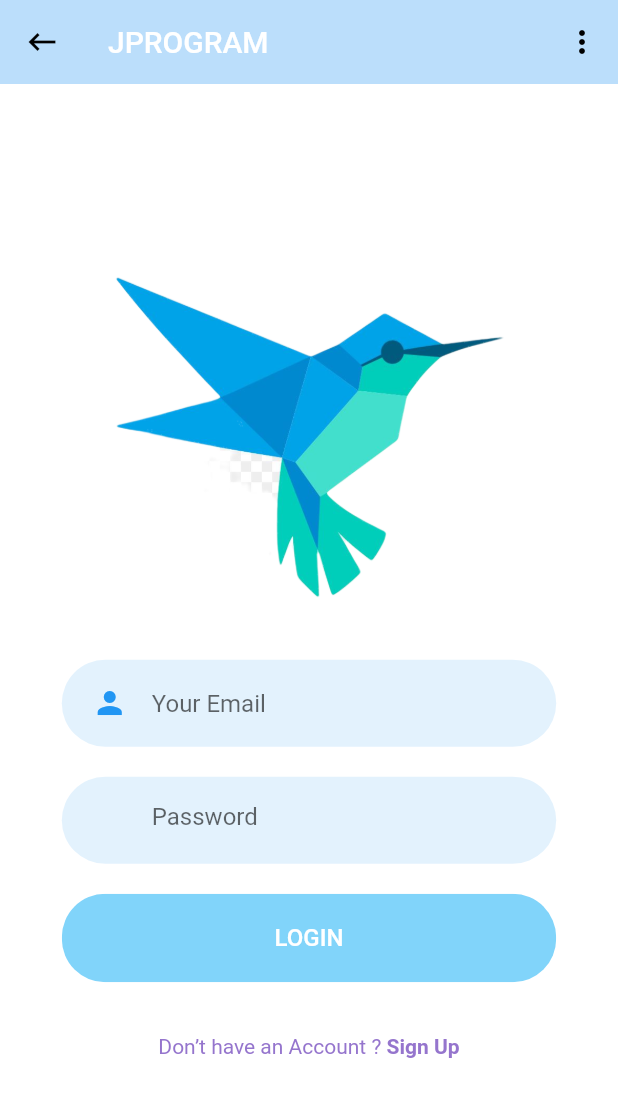
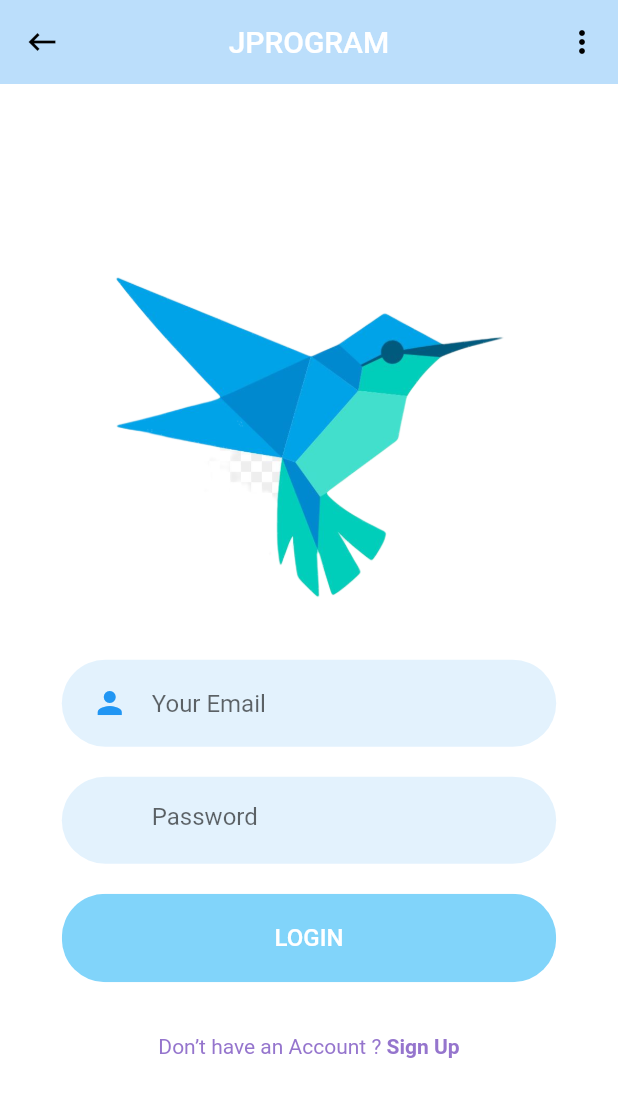
Before and after one commit to Flutter-Studies/JProgramApp, a Flutter app: the LoginScreen screen opened directly, on a phone screen of 412 x 824 dp. Shown: the top 1097 px of the screen. Run offline on Flutter 3.47's test engine with Material 2 defaults, Android fonts, the phone set to English and light mode, and no system bars; our stand-ins replace font_awesome_flutter.

Commit message:
Title placed for appBar

```diff
--- a/lib/view/login/login.dart
+++ b/lib/view/login/login.dart
@@ -34,7 +34,8 @@ class LoginScreen extends StatelessWidget {
         onPressed: () {},
       ),
 
-      title: Text("JPROGRAM", ),
+      centerTitle: true,
+      title: Text("JPROGRAM ", textAlign: TextAlign.center),
 
       actions: <Widget>[
 
```
